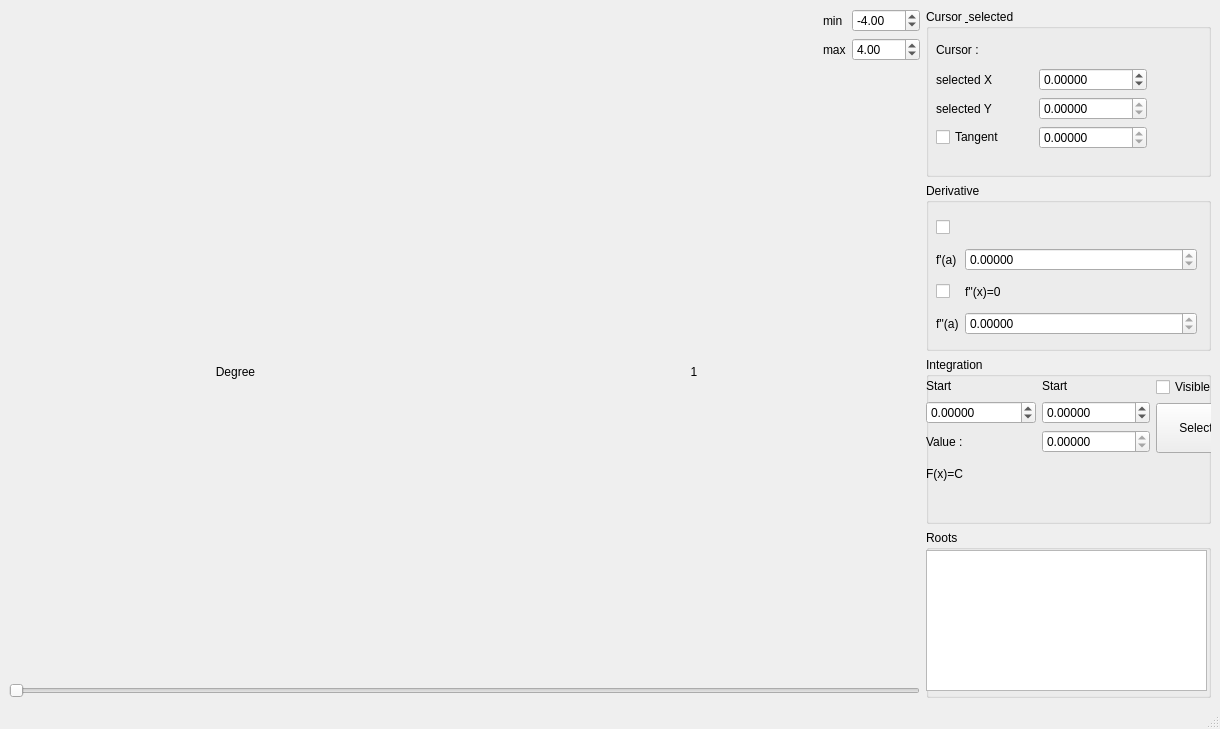
The window that mainwindow.ui (RemNX/Polynomial) describes before a commit, drawn with Qt 5.
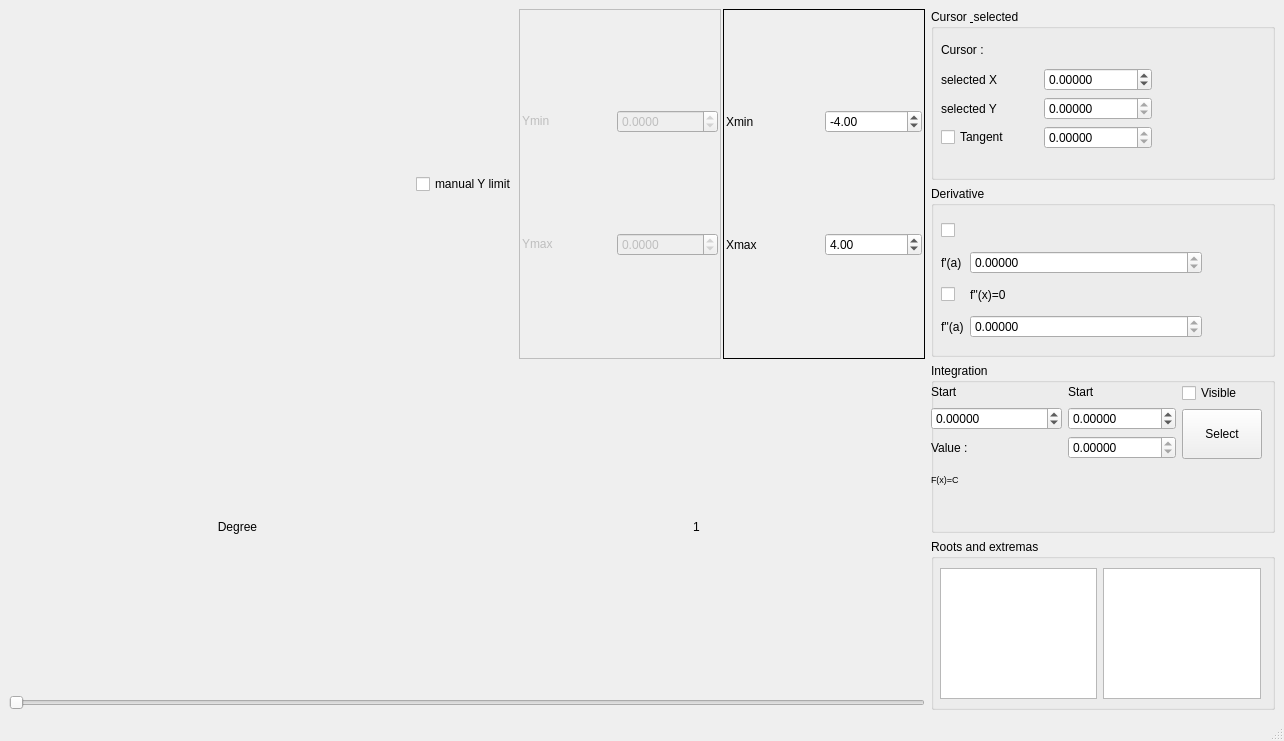
The same window after the commit.

Commit message: 1.3.3 : extrema and y limit

```diff
--- a/mainwindow.ui
+++ b/mainwindow.ui
@@ -6,43 +6,176 @@
    <rect>
     <x>0</x>
     <y>0</y>
-    <width>1220</width>
-    <height>729</height>
+    <width>1284</width>
+    <height>741</height>
    </rect>
   </property>
   <property name="windowTitle">
    <string>MainWindow</string>
   </property>
   <widget class="QWidget" name="centralwidget">
-   <layout class="QHBoxLayout" name="horizontalLayout_6" stretch="16,5">
+   <layout class="QHBoxLayout" name="horizontalLayout_6" stretch="16,6">
     <item>
-     <layout class="QVBoxLayout" name="graph_part" stretch="1,20,2">
+     <layout class="QVBoxLayout" name="graph_part" stretch="1,14,1">
+      <property name="spacing">
+       <number>2</number>
+      </property>
       <item>
-       <layout class="QHBoxLayout" name="horizontalLayout_4" stretch="10,1">
+       <layout class="QHBoxLayout" name="horizontalLayout_4" stretch="2,0,1,1">
         <item>
          <widget class="QLabel" name="Title">
+          <property name="maximumSize">
+           <size>
+            <width>16777215</width>
+            <height>16777215</height>
+           </size>
+          </property>
           <property name="text">
            <string/>
           </property>
          </widget>
         </item>
         <item>
-         <layout class="QGridLayout" name="gridLayout" rowstretch="0,0" columnstretch="0,0">
+         <widget class="QCheckBox" name="manual_y_limit">
+          <property name="text">
+           <string>manual Y limit</string>
+          </property>
+         </widget>
+        </item>
+        <item>
+         <widget class="QFrame" name="grid_Y_limit">
+          <property name="enabled">
+           <bool>false</bool>
+          </property>
+          <property name="maximumSize">
+           <size>
+            <width>16777215</width>
+            <height>1000</height>
+           </size>
+          </property>
+          <property name="frameShape">
+           <enum>QFrame::Shape::Box</enum>
+          </property>
+          <layout class="QGridLayout" name="gridLayout_Y_limit">
+           <property name="leftMargin">
+            <number>2</number>
+           </property>
+           <property name="topMargin">
+            <number>2</number>
+           </property>
+           <property name="rightMargin">
+            <number>2</number>
+           </property>
+           <property name="bottomMargin">
+            <number>2</number>
+           </property>
+           <property name="spacing">
+            <number>2</number>
+           </property>
+           <item row="2" column="0">
+            <widget class="QLabel" name="label_9">
+             <property name="maximumSize">
+              <size>
+               <width>16777215</width>
+               <height>20</height>
+              </size>
+             </property>
+             <property name="text">
+              <string>Ymax</string>
+             </property>
+            </widget>
+           </item>
+           <item row="1" column="1">
+            <widget class="QDoubleSpinBox" name="input_ymin">
+             <property name="maximumSize">
+              <size>
+               <width>16777215</width>
+               <height>40</height>
+              </size>
+             </property>
+             <property name="decimals">
+              <number>4</number>
+             </property>
+             <property name="minimum">
+              <double>-100000.000000000000000</double>
+             </property>
+             <property name="maximum">
+              <double>100000.000000000000000</double>
+             </property>
+             <property name="singleStep">
+              <double>0.100000000000000</double>
+             </property>
+            </widget>
+           </item>
+           <item row="2" column="1">
+            <widget class="QDoubleSpinBox" name="input_ymax">
+             <property name="maximumSize">
+              <size>
+               <width>16777215</width>
+               <height>40</height>
+              </size>
+             </property>
+             <property name="decimals">
+              <number>4</number>
+             </property>
+             <property name="minimum">
+              <double>-100000.000000000000000</double>
+             </property>
+             <property name="maximum">
+              <double>100000.000000000000000</double>
+             </property>
+             <property name="singleStep">
+              <double>0.100000000000000</double>
+             </property>
+            </widget>
+           </item>
           <item row="1" column="0">
-           <widget class="QLabel" name="label">
+            <widget class="QLabel" name="label_13">
+             <property name="maximumSize">
+              <size>
+               <width>16777215</width>
+               <height>20</height>
+              </size>
+             </property>
             <property name="text">
-             <string>max</string>
+              <string>Ymin</string>
             </property>
            </widget>
           </item>
-          <item row="0" column="0">
-           <widget class="QLabel" name="label_3">
-            <property name="text">
-             <string>min</string>
-            </property>
-           </widget>
-          </item>
-          <item row="0" column="1">
+          </layout>
+         </widget>
+        </item>
+        <item>
+         <widget class="QFrame" name="grid_X_limit">
+          <property name="enabled">
+           <bool>true</bool>
+          </property>
+          <property name="maximumSize">
+           <size>
+            <width>16777215</width>
+            <height>1000</height>
+           </size>
+          </property>
+          <property name="frameShape">
+           <enum>QFrame::Shape::Box</enum>
+          </property>
+          <layout class="QGridLayout" name="gridLayout" rowstretch="0,0" columnstretch="0,0,0">
+           <property name="leftMargin">
+            <number>2</number>
+           </property>
+           <property name="topMargin">
+            <number>2</number>
+           </property>
+           <property name="rightMargin">
+            <number>2</number>
+           </property>
+           <property name="bottomMargin">
+            <number>2</number>
+           </property>
+           <property name="spacing">
+            <number>2</number>
+           </property>
+           <item row="0" column="2">
            <widget class="QDoubleSpinBox" name="input_min">
             <property name="minimum">
              <double>-100.000000000000000</double>
@@ -55,7 +188,21 @@
             </property>
            </widget>
           </item>
+           <item row="0" column="1">
+            <widget class="QLabel" name="label_3">
+             <property name="text">
+              <string>Xmin</string>
+             </property>
+            </widget>
+           </item>
           <item row="1" column="1">
+            <widget class="QLabel" name="label">
+             <property name="text">
+              <string>Xmax</string>
+             </property>
+            </widget>
+           </item>
+           <item row="1" column="2">
            <widget class="QDoubleSpinBox" name="input_max">
             <property name="minimum">
              <double>-100.000000000000000</double>
@@ -69,6 +216,7 @@
            </widget>
           </item>
          </layout>
+         </widget>
         </item>
        </layout>
       </item>
@@ -348,7 +496,7 @@
           <rect>
            <x>0</x>
            <y>20</y>
-           <width>310</width>
+           <width>331</width>
            <height>111</height>
           </rect>
          </property>
@@ -468,6 +616,11 @@
           </item>
           <item>
            <widget class="QLabel" name="integration_equation_output">
+            <property name="font">
+             <font>
+              <pointsize>7</pointsize>
+             </font>
+            </property>
             <property name="text">
              <string>F(x)=C</string>
             </property>
@@ -480,20 +633,33 @@
       <item>
        <widget class="QGroupBox" name="groupBox">
         <property name="title">
-         <string>Roots</string>
+         <string>Roots and extremas</string>
         </property>
+        <widget class="QWidget" name="horizontalLayoutWidget">
+         <property name="geometry">
+          <rect>
+           <x>9</x>
+           <y>29</y>
+           <width>321</width>
+           <height>131</height>
+          </rect>
+         </property>
+         <layout class="QHBoxLayout" name="horizontalLayout_7">
+          <item>
         <widget class="QTableView" name="roots_table">
-         <property name="geometry">
-          <rect>
-           <x>0</x>
-           <y>20</y>
-           <width>281</width>
-           <height>141</height>
-          </rect>
-         </property>
          <attribute name="horizontalHeaderVisible">
           <bool>false</bool>
          </attribute>
+           </widget>
+          </item>
+          <item>
+           <widget class="QTableView" name="extrema_table">
+            <attribute name="horizontalHeaderVisible">
+             <bool>false</bool>
+            </attribute>
+           </widget>
+          </item>
+         </layout>
         </widget>
        </widget>
       </item>
```
Left out of the diff: 8 changed lines with no effect on the pictures. Lines whose indentation alone changed are shown as unchanged. The commit also changes 5 other files.
